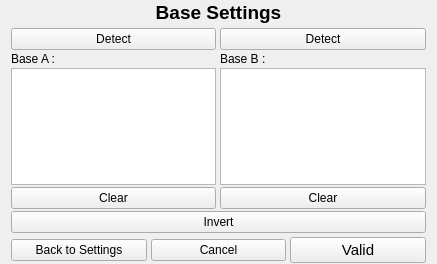
This is F3FChrono/gui/WSettingsBase.ui in jomarin38/F3FChrono as Qt 5 draws it before an edit. The edited form follows.
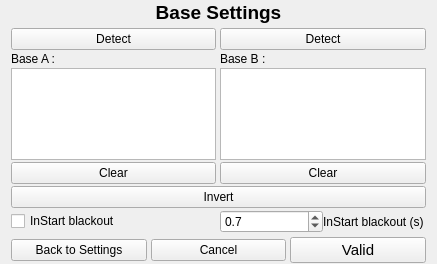
This is the edited form.

Commit message: adding blackoutime for transition between chrono status inStart or inStart Late to inProgress. Activated in trainingMode only and UDP Event physical button work normally.

What changed in the file:
```diff
--- a/F3FChrono/gui/WSettingsBase.ui
+++ b/F3FChrono/gui/WSettingsBase.ui
@@ -162,6 +162,37 @@
          </property>
         </widget>
        </item>
+       <item row="5" column="1">
+        <layout class="QHBoxLayout" name="horizontalLayout_24">
+         <item>
+          <widget class="QDoubleSpinBox" name="inStartBlackOut_second">
+           <property name="decimals">
+            <number>1</number>
+           </property>
+           <property name="singleStep">
+            <double>0.100000000000000</double>
+           </property>
+           <property name="value">
+            <double>0.700000000000000</double>
+           </property>
+          </widget>
+         </item>
+         <item>
+          <widget class="QLabel" name="label_22">
+           <property name="text">
+            <string>InStart blackout (s)</string>
+           </property>
+          </widget>
+         </item>
+        </layout>
+       </item>
+       <item row="5" column="0">
+        <widget class="QCheckBox" name="inStartBlackOut">
+         <property name="text">
+          <string>InStart blackout</string>
+         </property>
+        </widget>
+       </item>
       </layout>
      </item>
      <item>
```
The commit also changes 20 other files.
